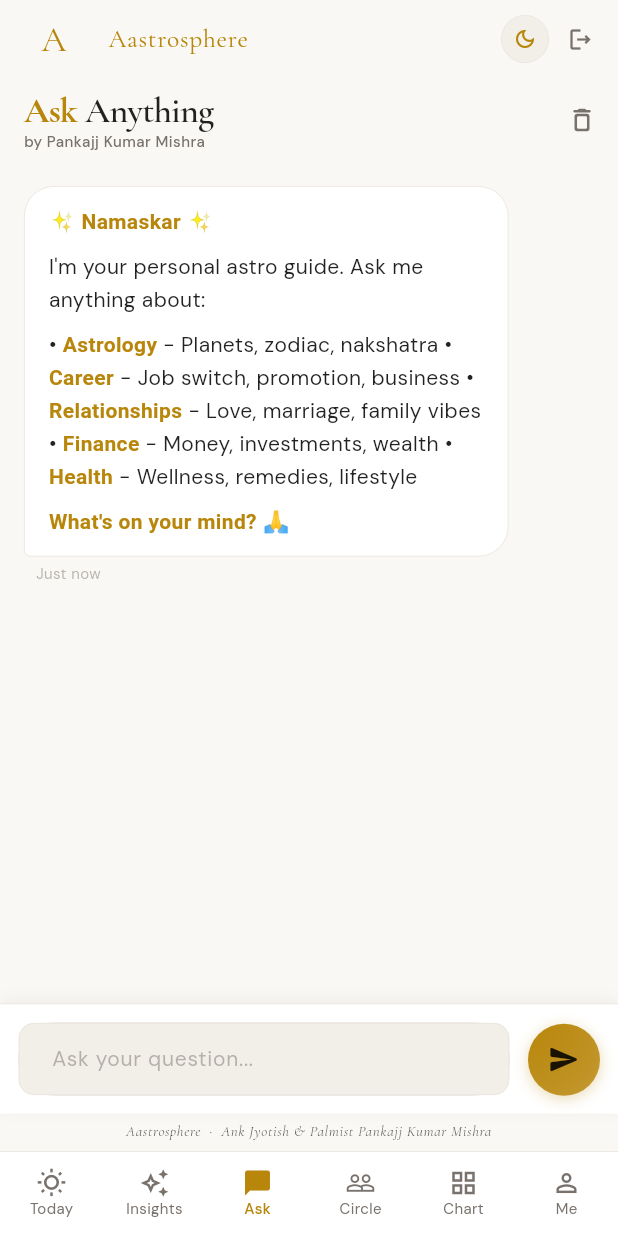
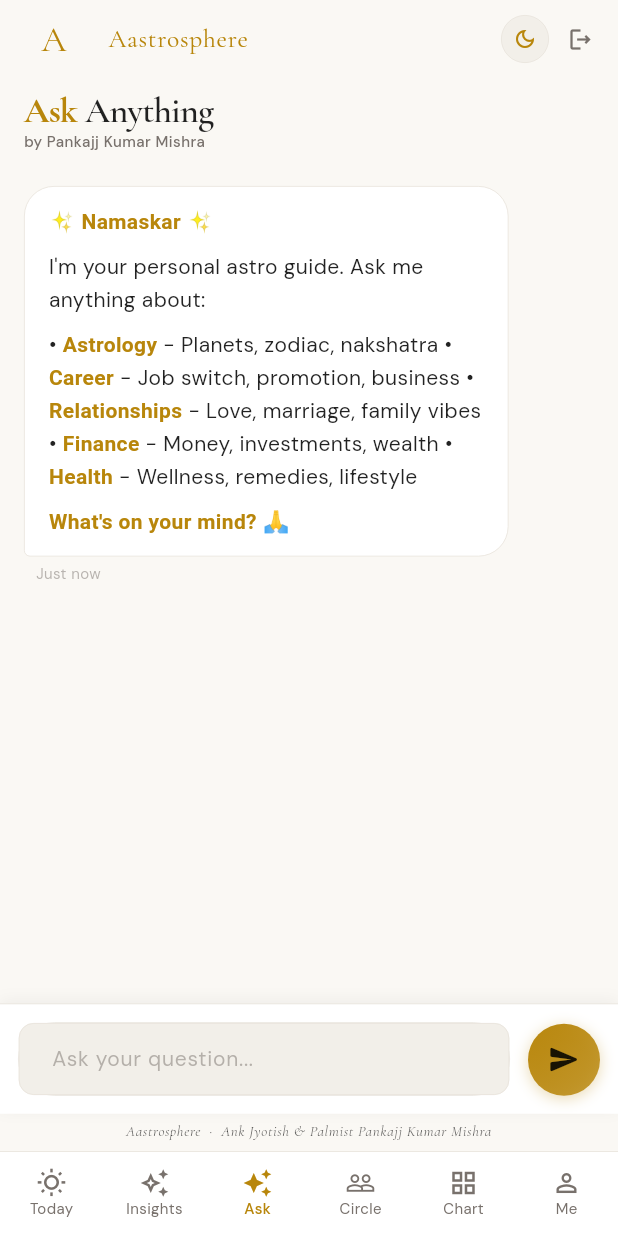
Before and after one commit to imadi005/aastrosphere-project, a Flutter app: the screen it shows once a user with an empty profile is signed in, item 3 of the bottom bar chosen, on a phone screen of 412 x 824 dp. Run offline on Flutter 3.47's test engine with Material 3 defaults, Android fonts, the phone set to English and light mode, and no system bars; drawn by our look-alikes of flutter_markdown; our stand-ins replace animate_do, cloud_firestore, firebase_analytics, firebase_auth, firebase_core, flutter_local_notifications and 7 more; accounts and stored records are empty; network calls fail.

Commit message:
fix: 3 chatbot issues — token limit, dustbin, ask icon
1. max_tokens: 400 → 1024 — responses no longer cut mid-sentence
2. Dustbin icon: _messages.length > 1 — only shows after user sends first message
3. Ask tab icon: chat_bubble → auto_awesome (sparkle) — consistent & visible

```diff
--- a/mobile_app/lib/features/ask/ask_screen.dart
+++ b/mobile_app/lib/features/ask/ask_screen.dart
@@ -304,7 +304,7 @@ I'm your personal astro guide. Ask me anything about:
         ],
       ),
       actions: [
-        if (_messages.isNotEmpty)
+        if (_messages.length > 1)
           IconButton(
             icon: Icon(Icons.delete_outline_rounded, size: 20, color: secondary),
             onPressed: _clearChat,
--- a/mobile_app/lib/features/shell/app_shell.dart
+++ b/mobile_app/lib/features/shell/app_shell.dart
@@ -82,7 +82,7 @@ class _UserShellState extends ConsumerState<_UserShell> with WidgetsBindingObser
   static const _items = [
     BottomNavigationBarItem(icon: Icon(Icons.wb_sunny_outlined), activeIcon: Icon(Icons.wb_sunny), label: 'Today'),
     BottomNavigationBarItem(icon: Icon(Icons.auto_awesome_outlined), activeIcon: Icon(Icons.auto_awesome), label: 'Insights'),
-    BottomNavigationBarItem(icon: Icon(Icons.chat_bubble_outline), activeIcon: Icon(Icons.chat_bubble), label: 'Ask'),
+    BottomNavigationBarItem(icon: Icon(Icons.auto_awesome_outlined), activeIcon: Icon(Icons.auto_awesome), label: 'Ask'),
     BottomNavigationBarItem(icon: Icon(Icons.people_outline), activeIcon: Icon(Icons.people), label: 'Circle'),
     BottomNavigationBarItem(icon: Icon(Icons.grid_view_outlined), activeIcon: Icon(Icons.grid_view), label: 'Chart'),
     BottomNavigationBarItem(icon: Icon(Icons.person_outline), activeIcon: Icon(Icons.person), label: 'Me'),
@@ -151,7 +151,7 @@ class _AstrologerShell extends ConsumerWidget {
     BottomNavigationBarItem(icon: Icon(Icons.wb_sunny_outlined), activeIcon: Icon(Icons.wb_sunny), label: 'Today'),
     BottomNavigationBarItem(icon: Icon(Icons.grid_view_outlined), activeIcon: Icon(Icons.grid_view), label: 'Chart'),
     BottomNavigationBarItem(icon: Icon(Icons.auto_awesome_outlined), activeIcon: Icon(Icons.auto_awesome), label: 'Insights'),
-    BottomNavigationBarItem(icon: Icon(Icons.chat_bubble_outline), activeIcon: Icon(Icons.chat_bubble), label: 'Ask'),
+    BottomNavigationBarItem(icon: Icon(Icons.auto_awesome_outlined), activeIcon: Icon(Icons.auto_awesome), label: 'Ask'),
     BottomNavigationBarItem(icon: Icon(Icons.person_outline), activeIcon: Icon(Icons.person), label: 'Me'),
   ];
 
```
Also changed, not shown: 1 other file.
